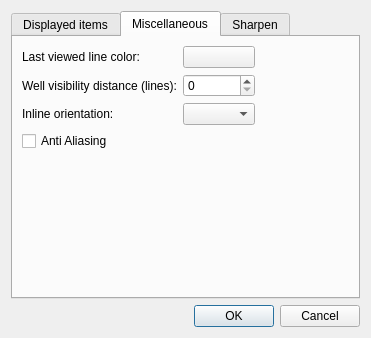
Old version of the form LibSliceViewer/displayoptionsdialog.ui in the repository fsoos74/su.
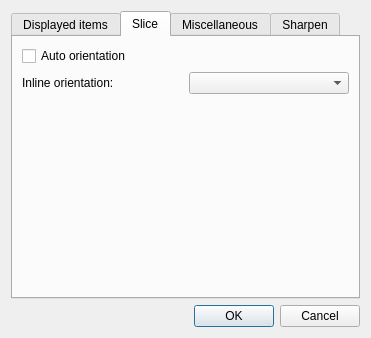
New version of the form. Custom widgets are drawn as their Qt base class.

Commit message: selectable auto orientation

```diff
--- a/LibSliceViewer/displayoptionsdialog.ui
+++ b/LibSliceViewer/displayoptionsdialog.ui
@@ -81,6 +81,47 @@
        </item>
       </layout>
      </widget>
+     <widget class="QWidget" name="tabSlice">
+      <attribute name="title">
+       <string>Slice</string>
+      </attribute>
+      <layout class="QVBoxLayout" name="verticalLayout_5">
+       <item>
+        <layout class="QGridLayout" name="gridLayout">
+         <item row="0" column="0">
+          <widget class="QCheckBox" name="cbAutoOrientation">
+           <property name="text">
+            <string>Auto orientation</string>
+           </property>
+          </widget>
+         </item>
+         <item row="1" column="1">
+          <widget class="QComboBox" name="cbInlineOrientation"/>
+         </item>
+         <item row="1" column="0">
+          <widget class="QLabel" name="label_5">
+           <property name="text">
+            <string>Inline orientation:</string>
+           </property>
+          </widget>
+         </item>
+        </layout>
+       </item>
+       <item>
+        <spacer name="verticalSpacer_4">
+         <property name="orientation">
+          <enum>Qt::Vertical</enum>
+         </property>
+         <property name="sizeHint" stdset="0">
+          <size>
+           <width>20</width>
+           <height>167</height>
+          </size>
+         </property>
+        </spacer>
+       </item>
+      </layout>
+     </widget>
      <widget class="QWidget" name="tabMiscellaneous">
       <attribute name="title">
        <string>Miscellaneous</string>
@@ -129,23 +170,13 @@
            </property>
           </spacer>
          </item>
-         <item row="3" column="0">
+         <item row="2" column="0">
           <widget class="QCheckBox" name="cbAntiAliasing">
            <property name="text">
             <string>Anti Aliasing</string>
            </property>
           </widget>
          </item>
-         <item row="2" column="0">
-          <widget class="QLabel" name="label_5">
-           <property name="text">
-            <string>Inline orientation:</string>
-           </property>
-          </widget>
-         </item>
-         <item row="2" column="1">
-          <widget class="QComboBox" name="cbInlineOrientation"/>
-         </item>
         </layout>
        </item>
        <item>
```
The commit also changes 6 other files.
